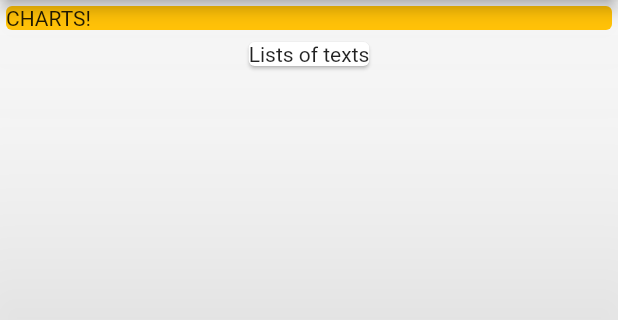
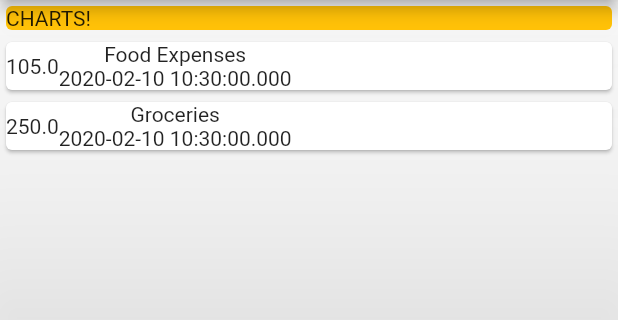
Before and after one commit to nagpalShaurya/Personal-Expense-Manager, a Flutter app: the screen it shows after launch, on a phone screen of 412 x 824 dp, the part 84-404 px from its top. Run offline on Flutter 3.47's test engine with Material 2 defaults, Android fonts, the phone set to English and light mode, and no system bars.

Commit message:
added transaction class

```diff
--- a/lib/main.dart
+++ b/lib/main.dart
@@ -1,4 +1,7 @@
+import 'package:expense_manager/transaction.dart';
 import 'package:flutter/material.dart';
+
+import './transaction.dart';
 
 void main() => runApp(MyApp());
 
@@ -13,6 +16,26 @@ class MyApp extends StatelessWidget {
 }
 
 class MyHomePage extends StatelessWidget {
+
+  final List<Transaction> transactions = [
+
+    Transaction (
+      id: 't1',
+      amount: 105.00,
+      title: 'Food Expenses',
+      date: DateTime.now()
+      ),
+
+    Transaction (
+      id: 't2',
+      amount: 250.00,
+      title: 'Groceries',
+      date: DateTime.now()
+      ),
+  ];
+
+
+
   @override
   Widget build(BuildContext context) {
     return Scaffold(
@@ -21,6 +44,8 @@ class MyHomePage extends StatelessWidget {
       ),
       body: Column(
 
+        crossAxisAlignment: CrossAxisAlignment.stretch,
+        mainAxisAlignment: MainAxisAlignment.start,
 
         children: <Widget> [
         // Card(
@@ -38,9 +63,17 @@ class MyHomePage extends StatelessWidget {
             child: Text('CHARTS!'),           //method 2 to do the same....
           ),
         ),
-        Card(
-          child: Text('Lists of texts'),
-        )
+        Column(children: transactions.map((tx) {
+          return Card (
+            child: Row(children: <Widget>[
+                  Container(child: Text(tx.amount.toString(),),),
+                  Column(children: <Widget>[
+                    Text(tx.title),
+                    Text(tx.date.toString(),),
+                  ],),
+            ],),
+            );
+        }).toList()),
       ],
       ),
     );
--- /dev/null
+++ b/lib/transaction.dart
@@ -0,0 +1,17 @@
+import 'package:flutter/foundation.dart';
+
+class Transaction {
+  final String id;
+  final String title;
+  final double amount;
+  final DateTime date;    //special datatype, not primitive!
+
+  Transaction(
+      {
+        @required this.id,
+        @required this.title,
+        @required this.amount,
+        @required this.date
+      }
+    );
+}
```
